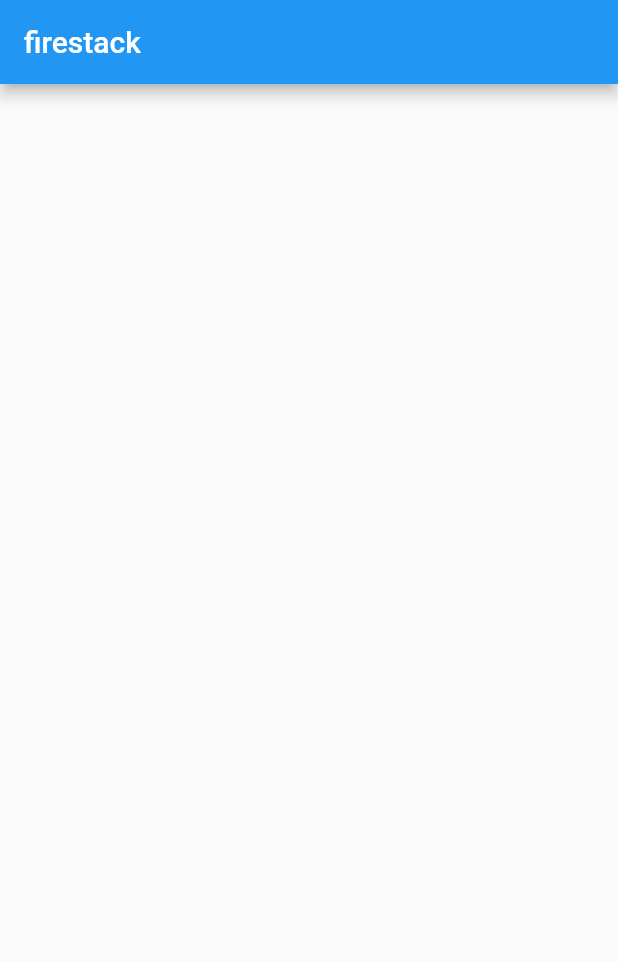
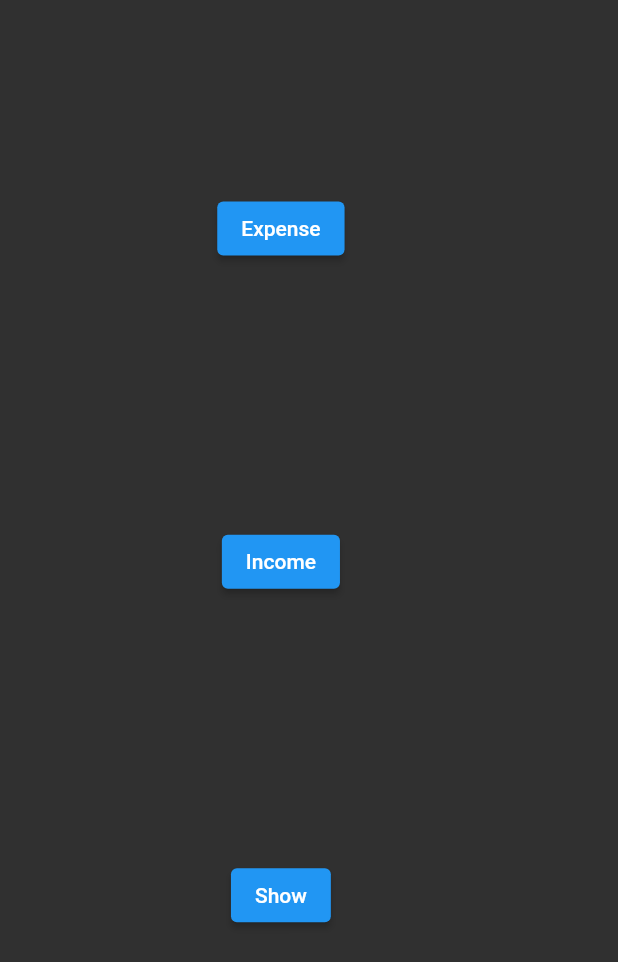
Before and after one commit to 0xpeanutbutter/firestack, a Flutter app: the screen it shows after launch, on a phone screen of 412 x 824 dp. Shown: the top 962 px of the screen. Run offline on Flutter 3.47's test engine with Material 2 defaults, Android fonts, the phone set to English and light mode, and no system bars.

Commit message:
lil changes

```diff
--- a/lib/main.dart
+++ b/lib/main.dart
@@ -1,3 +1,4 @@
+import 'package:fintracker/screens/dashboard.dart';
 import 'package:flutter/material.dart';
 
 void main() {
@@ -5,35 +6,15 @@ void main() {
 }
 
 class MyApp extends StatelessWidget {
+  // This widget is the root of your application.
   @override
   Widget build(BuildContext context) {
     return MaterialApp(
-      title: 'Firestack',
-      theme: ThemeData(
-        primarySwatch: Colors.blue,
-      ),
-      home: MyHomePage(title: 'firestack'),
-    );
+        debugShowCheckedModeBanner: false,
+        title: 'Fin Tracker',
+        theme: ThemeData.dark(),
+        home: Container(
+          child: Dashboard(),
+        ));
   }
 }
-
-class MyHomePage extends StatefulWidget {
-  MyHomePage({Key? key, required this.title}) : super(key: key);
-
-  final String title;
-
-  @override
-  _MyHomePageState createState() => _MyHomePageState();
-}
-
-class _MyHomePageState extends State<MyHomePage> {
-  @override
-  Widget build(BuildContext context) {
-    return Scaffold(
-      appBar: AppBar(
-        title: Text(widget.title),
-      ),
-      body: Center(),
-    );
-  }
-}
--- /dev/null
+++ b/lib/screens/dashboard.dart
@@ -0,0 +1,53 @@
+import 'package:fintracker/screens/expense.dart';
+import 'package:fintracker/screens/income.dart';
+import 'package:flutter/material.dart';
+
+class Dashboard extends StatefulWidget {
+  @override
+  _DashboardState createState() => _DashboardState();
+}
+
+class _DashboardState extends State<Dashboard>
+    with SingleTickerProviderStateMixin {
+  @override
+  Widget build(BuildContext context) {
+    var width = MediaQuery.of(context).size.width;
+    var height = MediaQuery.of(context).size.height;
+    return Scaffold(
+      body: SafeArea(
+          child: Container(
+        height: height / 1.1,
+        width: width / 1.1,
+        child: Column(
+          mainAxisAlignment: MainAxisAlignment.spaceBetween,
+          children: [
+            SizedBox(height: height / 10),
+            Container(
+                child: ElevatedButton(
+                    onPressed: () {
+                      Navigator.of(context).push(
+                          MaterialPageRoute(builder: (context) => Expense()));
+                    },
+                    child: Text("Expense"))),
+            SizedBox(height: height / 10),
+            Container(
+                child: ElevatedButton(
+                    onPressed: () {
+                      Navigator.of(context).push(
+                          MaterialPageRoute(builder: (context) => Income()));
+                    },
+                    child: Text("Income"))),
+            SizedBox(height: height / 10),
+            Container(
+                child: ElevatedButton(
+                    onPressed: () {
+                      print("show");
+                    },
+                    child: Text("Show"))),
+            SizedBox(height: height / 10),
+          ],
+        ),
+      )),
+    );
+  }
+}
--- /dev/null
+++ b/lib/screens/income.dart
@@ -0,0 +1,10 @@
+import 'package:flutter/material.dart';
+
+class Income extends StatelessWidget {
+  @override
+  Widget build(BuildContext context) {
+    return Container(
+      child: Text("Income"),
+    );
+  }
+}
--- a/pubspec.yaml
+++ b/pubspec.yaml
@@ -1,4 +1,4 @@
-name: minifire
+name: fintracker
 description: A new Flutter project.
 
 # The following line prevents the package from being accidentally published to
```
Also changed, not shown: lib/screens/expense.dart (added, +12 -0 lines), pubspec.lock, 18 other files.
